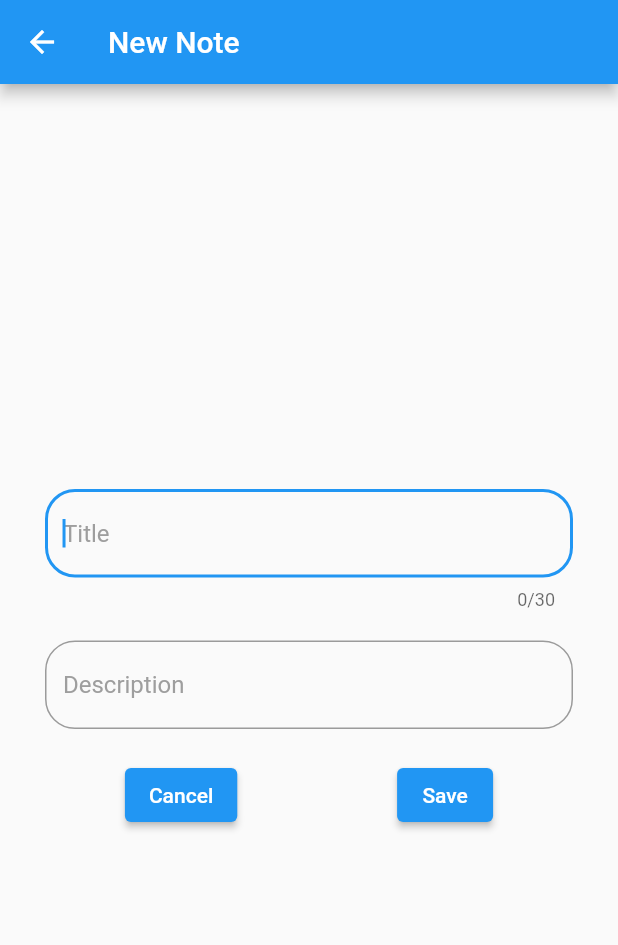
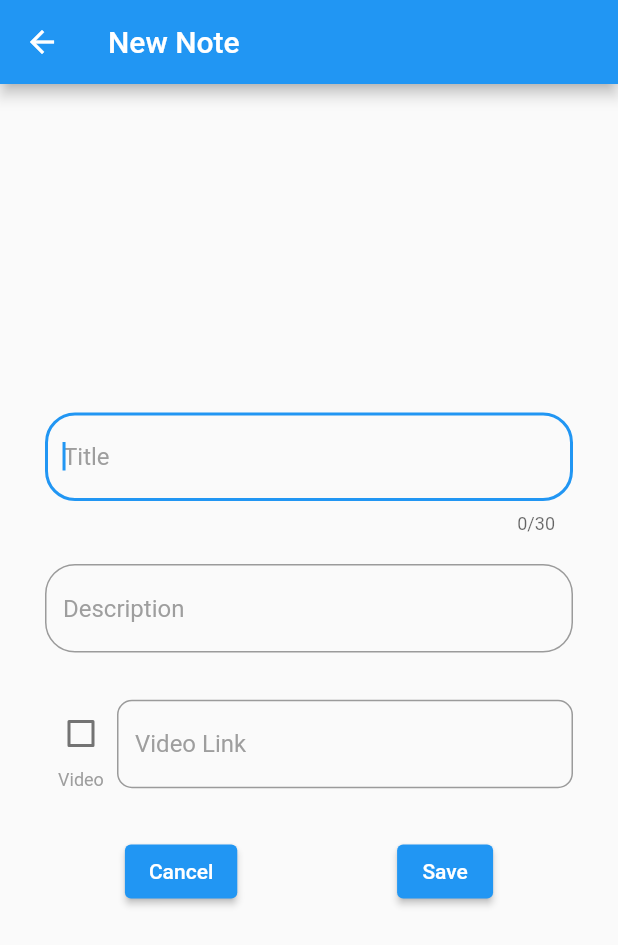
Before and after one commit to Arpit-Sahu/Notes_Keeper, a Flutter app: the NewNote screen opened directly, on a phone screen of 412 x 824 dp. Shown: the top 945 px of the screen. Run offline on Flutter 3.47's test engine with Material 2 defaults, Android fonts, the phone set to English and light mode, and no system bars; our stand-ins replace bloc, cloud_firestore, firebase_core, flutter_bloc; accounts and stored records are empty.

Commit message:
added checkbox and textField

```diff
--- a/lib/Screens/NewNote.dart
+++ b/lib/Screens/NewNote.dart
@@ -1,6 +1,7 @@
 import 'package:flutter/material.dart';
 import 'package:flutter_bloc/flutter_bloc.dart';
 import 'package:todo/bloc/firebase_bloc.dart';
+import 'package:todo/components.dart';
 
 class NewNote extends StatefulWidget {
   @override
@@ -10,6 +11,8 @@ class NewNote extends StatefulWidget {
 class _NewNoteState extends State<NewNote> {
   String? title;
   String? description;
+  String? videoLink;
+  bool checked = false;
 
   @override
   Widget build(BuildContext context) {
@@ -58,31 +61,82 @@ class _NewNoteState extends State<NewNote> {
                 ),
               ),
               SizedBox(
-                height: 20,
+                height: 30,
               ),
-              Row(mainAxisAlignment: MainAxisAlignment.spaceAround, children: [
+              Row(
+                mainAxisAlignment: MainAxisAlignment.spaceBetween,
+                children: [
+                  Column(
+                    children: [
+                      Checkbox(
+                          value: checked,
+                          onChanged: (val) {
+                            setState(() {
+                              checked = val!;
+                            });
+                          }),
+                      Text(
+                        'Video',
+                        style: TextStyle(color: Colors.grey, fontSize: 12),
+                      ),
+                    ],
+                  ),
+                  Flexible(
+                    child: TextFormField(
+                      onChanged: (value) {
+                        videoLink = value;
+                      },
+                      onTap: () {
+                        if (!checked)
+                          ScaffoldMessenger.of(context).showSnackBar(
+                              snackBar('Click on checkbox first'));
+                      },
+                      readOnly: !checked,
+                      minLines: 1,
+                      maxLines: 2,
+                      keyboardType: TextInputType.multiline,
+                      decoration: InputDecoration(
+                        hintText: 'Video Link',
+                        hintStyle: TextStyle(color: Colors.grey),
+                        border: OutlineInputBorder(
+                          borderRadius: BorderRadius.all(Radius.circular(10.0)),
+                        ),
+                      ),
+                    ),
+                  ),
+                ],
+              ),
+              SizedBox(
+                height: 30,
+              ),
+              Row(
+                mainAxisAlignment: MainAxisAlignment.spaceAround,
+                children: [
                   ElevatedButton(
                     onPressed: () {
                       Navigator.pop(context);
                     },
                     child: Text('Cancel'),
                   ),
-
                   ElevatedButton(
                     onPressed: () {
                       if (title != '' && title != null) {
                         final snackBar = SnackBar(
-                          content: Text('Saved!', textAlign: TextAlign.center,),
+                          content: Text(
+                            'Saved!',
+                            textAlign: TextAlign.center,
+                          ),
                         );
                         ScaffoldMessenger.of(context).showSnackBar(snackBar);
-                    bloc.add(
-                        CreateNewNotesEvent(title: title!, des: description!));
+                        bloc.add(CreateNewNotesEvent(
+                            title: title!, des: description!));
                         Navigator.pop(context);
-                  }
-                  else
-                  {
+                      } else {
                         final snackBar = SnackBar(
-                          content: Text('Title cannot be null', textAlign: TextAlign.center,),
+                          content: Text(
+                            'Title cannot be null',
+                            textAlign: TextAlign.center,
+                          ),
                         );
                         ScaffoldMessenger.of(context).showSnackBar(snackBar);
                         Navigator.pop(context);
@@ -90,7 +144,8 @@ class _NewNoteState extends State<NewNote> {
                     },
                     child: Text('Save'),
                   ),
-              ],),
+                ],
+              ),
             ],
           ),
         ),
```
Lines whose indentation alone changed are shown as unchanged.
